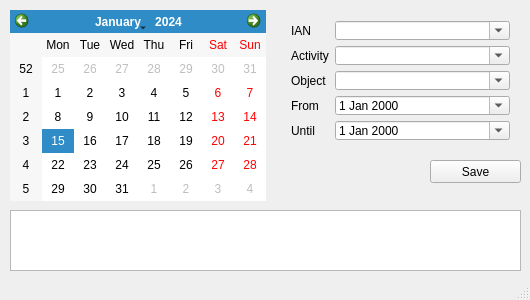
Above: mainwindow.ui from panosdim/CLICS before the change. Below: the same form after it.
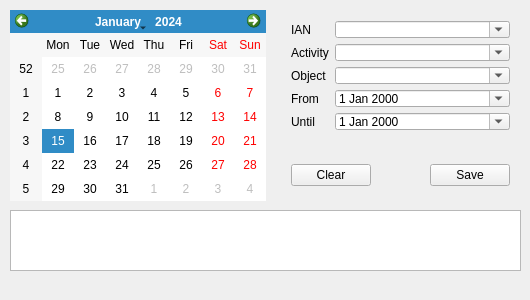
That is the form after the change. Icons and pictures are not drawn.

Commit message: Add Status message timer. Add clear button.

```diff
--- a/mainwindow.ui
+++ b/mainwindow.ui
@@ -68,7 +68,7 @@
       <x>280</x>
       <y>10</y>
       <width>241</width>
-      <height>141</height>
+      <height>131</height>
      </rect>
     </property>
     <layout class="QFormLayout" name="formLayout">
@@ -147,15 +147,38 @@
      </item>
     </layout>
    </widget>
-   <widget class="QPushButton" name="btnSave">
+   <widget class="QWidget" name="horizontalLayoutWidget">
     <property name="geometry">
      <rect>
-      <x>430</x>
-      <y>160</y>
-      <width>91</width>
-      <height>23</height>
+      <x>280</x>
+      <y>150</y>
+      <width>241</width>
+      <height>51</height>
      </rect>
     </property>
+    <layout class="QHBoxLayout" name="horizontalLayout">
+     <item>
+      <widget class="QPushButton" name="btnClear">
+       <property name="text">
+        <string>Clear</string>
+       </property>
+      </widget>
+     </item>
+     <item>
+      <spacer name="horizontalSpacer">
+       <property name="orientation">
+        <enum>Qt::Horizontal</enum>
+       </property>
+       <property name="sizeHint" stdset="0">
+        <size>
+         <width>40</width>
+         <height>20</height>
+        </size>
+       </property>
+      </spacer>
+     </item>
+     <item>
+      <widget class="QPushButton" name="btnSave">
     <property name="autoFillBackground">
      <bool>false</bool>
     </property>
@@ -166,8 +189,15 @@
      <string>Save</string>
     </property>
    </widget>
-  </widget>
-  <widget class="QStatusBar" name="statusBar"/>
+     </item>
+    </layout>
+   </widget>
+  </widget>
+  <widget class="QStatusBar" name="statusBar">
+   <property name="sizeGripEnabled">
+    <bool>false</bool>
+   </property>
+  </widget>
  </widget>
  <layoutdefault spacing="6" margin="11"/>
  <resources/>
```
Left out of the diff: 14 changed lines with no effect on the pictures. Lines whose indentation alone changed are shown as unchanged. The commit also changes 2 other files.
